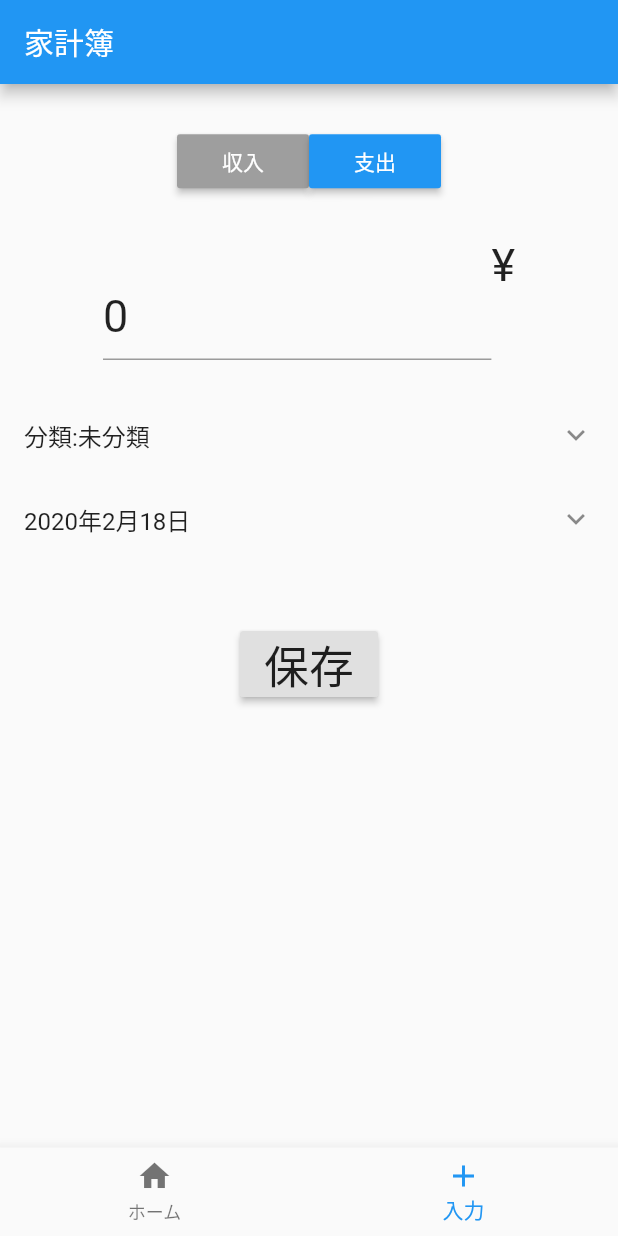
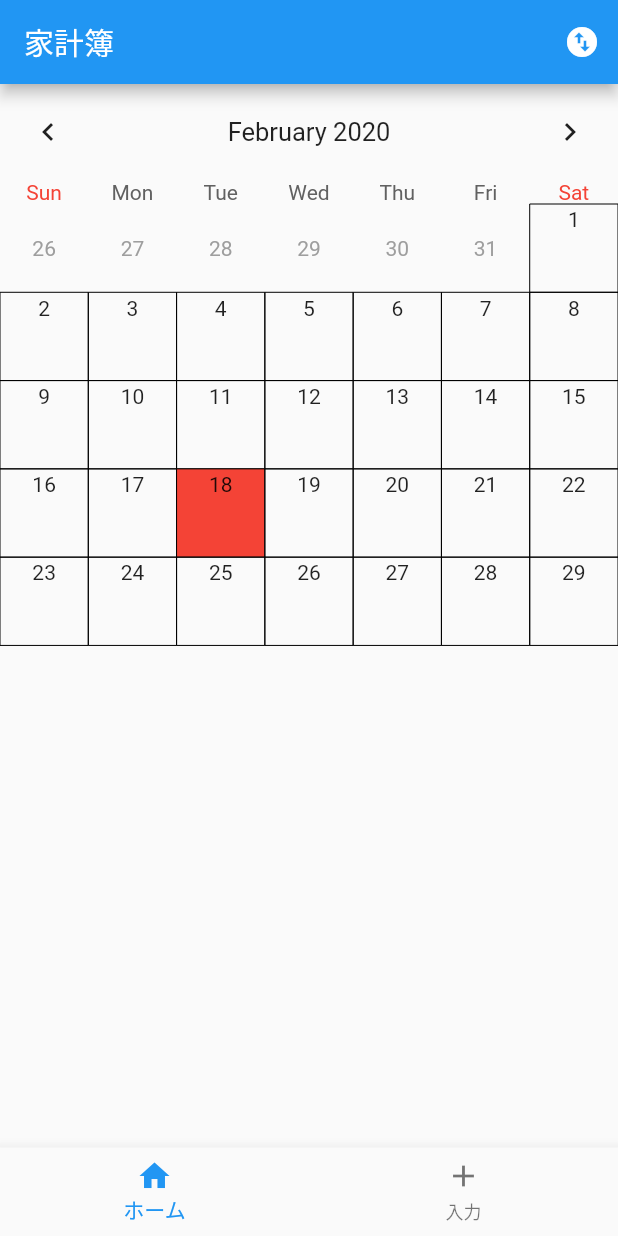
Before and after one commit to shogoemon/flutter_expenses_app, a Flutter app: the screen it shows after launch, item 2 of the bottom bar chosen, after a tap on "保存", on a phone screen of 412 x 824 dp. Run offline on Flutter 3.47's test engine with Material 2 defaults, Android fonts, the phone set to English and light mode, and no system bars; drawn by our look-alikes of keyboard_actions, table_calendar; our stand-ins replace flutter_datetime_picker, shared_preferences, sqflite; accounts and stored records are empty.

Commit message:
データ編集機能、削除機能の作成

```diff
--- a/lib/EditExpense.dart
+++ b/lib/EditExpense.dart
@@ -8,15 +8,17 @@ import './db/Database.dart';
 import 'package:flutter_datetime_picker/flutter_datetime_picker.dart';
 
 class EditExpensePage extends StatefulWidget {
-  EditExpensePage({this.updateData});
-  final ExpenseObj updateData;
+  EditExpensePage({this.updateData,this.onTapBottomNavigation});
+  final String updateData;
+  final Function onTapBottomNavigation;
   @override
-  _EditExpenseState createState() => _EditExpenseState();
+  _EditExpenseState createState() => _EditExpenseState(updateData: updateData,onTapBottomNavigation: onTapBottomNavigation);
 }
 
 class _EditExpenseState extends State<EditExpensePage> {
-  _EditExpenseState({this.updateData});
-  ExpenseObj updateData;
+  _EditExpenseState({this.updateData,this.onTapBottomNavigation});
+  Function onTapBottomNavigation;
+  String updateData;
   final priceFormKey = new GlobalKey<_PriceInputFormState>();
 
   @override
@@ -29,7 +31,7 @@ class _EditExpenseState extends State<EditExpensePage> {
     super.dispose();
   }
 
-  Future insetData()async{
+  Future insertData()async{
     if(updateData==null){
       //追加
       //oldData[0]
@@ -45,7 +47,7 @@ class _EditExpenseState extends State<EditExpensePage> {
     }else{
       //更新
       await ExpensesTableDB.updateData(
-          createTime:updateData.createTime.toString(),
+          createTime:updateData,
           year: EditorInputtedData.selectedDay.year.toString(),
           month: EditorInputtedData.selectedDay.month.toString(),
           day: EditorInputtedData.selectedDay.day.toString(),
@@ -77,9 +79,15 @@ class _EditExpenseState extends State<EditExpensePage> {
                     ),
                   ),
                   onPressed: () {
-                    insetData();
+                    insertData();
+                    FocusScope.of(context).requestFocus(FocusNode());
                     EditorInputtedData.inputPrice=0;
                     priceFormKey.currentState.setPrice();
+                    if(updateData!=null){
+                      Navigator.of(context).pop(true);
+                    }else{
+                      onTapBottomNavigation(0);
+                    }
                   },
                 ),
               ),
--- a/lib/EditorState.dart
+++ b/lib/EditorState.dart
@@ -4,6 +4,7 @@ class EditorInputtedData{
   static int inputPrice=0;
   static String selectedCategory;
   static DateTime selectedDay=DateTime.now();
+  static DateTime calendarSelectedDay=DateTime.now();
   static List<String> categoryList = [
     '未分類',
     '食費',
--- a/lib/ExpenseOrganizePage.dart
+++ b/lib/ExpenseOrganizePage.dart
@@ -2,13 +2,15 @@ import 'package:flutter/material.dart';
 import 'package:table_calendar/table_calendar.dart';
 import 'package:flutter/cupertino.dart';
 import './db/Database.dart';
+import './ReEditExpense.dart';
+import './EditorState.dart';
 
-class ExpenseOrganizePage extends StatefulWidget {
+class ExpenseCalendarPage extends StatefulWidget {
   @override
-  _OrganizeState createState() => _OrganizeState();
+  _CalendarState createState() => _CalendarState();
 }
 
-class _OrganizeState extends State<ExpenseOrganizePage>
+class _CalendarState extends State<ExpenseCalendarPage>
     with TickerProviderStateMixin {
   CalendarController calendarCtrl;
   AnimationController _animationController;
@@ -25,36 +27,55 @@ class _OrganizeState extends State<ExpenseOrganizePage>
       duration: const Duration(milliseconds: 400),
     );
     _animationController.forward();
-    loadDB(DateTime.now());
+    loadDB(EditorInputtedData.calendarSelectedDay).then((selectedDay) {
+      List<dynamic> events = expenseSetMap[
+          DateTime(selectedDay.year, selectedDay.month, selectedDay.day)];
+      events ??= [];
+      expenseListKey.currentState.buildListTiles(selectedDay, events);
+    });
   }
 
   Future loadDB(DateTime selectedDay) async {
-    int sameDayNum=0;
+    int sameDayNum = 0;
     await ExpensesTableDB.connectDB();
 //DateTime.now()
     expenseSetMap = {};
     monthExpenseDB = await ExpensesTableDB.getMonthData(
         selectedDay.year.toString(), selectedDay.month.toString());
     monthExpenseDB.forEach((expenses) {
-      if(sameDayNum==expenses['day']){
+      if (sameDayNum == expenses['day']) {
         //print(expenses['createTime']);
         expenseSetMap[
                 DateTime(expenses['year'], expenses['month'], expenses['day'])]
-            .add(expenses['createTime']+'.:.'+expenses['category']+'.:.'+expenses['inOrOut']+'.:.'+expenses['price']);
-      }else{
+            .add(expenses['createTime'] +
+                '.:.' +
+                expenses['category'] +
+                '.:.' +
+                expenses['inOrOut'] +
+                '.:.' +
+                expenses['price']);
+      } else {
         expenseSetMap.addAll({
           DateTime(expenses['year'], expenses['month'], expenses['day']): [
-            expenses['createTime']+'.:.'+expenses['category']+'.:.'+expenses['inOrOut']+'.:.'+expenses['price']
+            expenses['createTime'] +
+                '.:.' +
+                expenses['category'] +
+                '.:.' +
+                expenses['inOrOut'] +
+                '.:.' +
+                expenses['price']
           ]
         });
       }
-      sameDayNum=expenses['day'];
+      sameDayNum = expenses['day'];
     });
     setState(() {
       expenseSetMap = expenseSetMap;
     });
-    //print(expenseSetMap);
+    return selectedDay;
   }
+
+  Map<DateTime, List> expenseSetMapGetter() => expenseSetMap;
 
   @override
   void dispose() {
@@ -68,8 +89,8 @@ class _OrganizeState extends State<ExpenseOrganizePage>
     return Column(
       children: <Widget>[
         TableCalendar(
+          initialSelectedDay: EditorInputtedData.calendarSelectedDay,
           onVisibleDaysChanged: (firstDay, lastDay, format) {
-           // print('monthChanged');
             if (firstDay.day > 20) {
               loadDB(lastDay);
             } else {
@@ -93,10 +114,6 @@ class _OrganizeState extends State<ExpenseOrganizePage>
                 children: <Widget>[
                   Text('${date.day}',
                       style: TextStyle().copyWith(fontSize: 14.0)),
-//                  Expanded(
-//                    child: Text('合計 100000000円',
-//                        style: TextStyle().copyWith(fontSize: 12.0)),
-//                  )
                 ],
               ),
             );
@@ -134,31 +151,27 @@ class _OrganizeState extends State<ExpenseOrganizePage>
                 children: <Widget>[
                   Text('${date.day}',
                       style: TextStyle().copyWith(fontSize: 14.0)),
-//                  Expanded(
-//                    child: Text('合計 100000000円',
-//                        style: TextStyle().copyWith(fontSize: 12.0)),
-//                  )
                 ],
               ),
             );
           }, markersBuilder: (context, date, expenseSet, holidays) {
             final children = <Widget>[];
-            int oneDayIncome=0;
-            int oneDayOutgo=0;
-            String dayTotalLabel='';
+            int oneDayIncome = 0;
+            int oneDayOutgo = 0;
+            String dayTotalLabel = '';
             expenseSet.forEach((element) {
-              List<String> anExpense=element.split('.:.');
-              if(anExpense[2]=='true'){
-                oneDayOutgo+=int.parse(anExpense[3]);
-              }else{
-                oneDayIncome+=int.parse(anExpense[3]);
+              List<String> anExpense = element.split('.:.');
+              if (anExpense[2] == 'true') {
+                oneDayOutgo += int.parse(anExpense[3]);
+              } else {
+                oneDayIncome += int.parse(anExpense[3]);
               }
             });
-            if(oneDayIncome!=0){
-              dayTotalLabel+='+'+oneDayIncome.toString()+'\n';
+            if (oneDayIncome != 0) {
+              dayTotalLabel += '+' + oneDayIncome.toString() + '\n';
             }
-            if(oneDayOutgo!=0){
-              dayTotalLabel+='-'+oneDayOutgo.toString();
+            if (oneDayOutgo != 0) {
+              dayTotalLabel += '-' + oneDayOutgo.toString();
             }
             if (expenseSet.isNotEmpty) {
               children.add(Positioned(
@@ -185,12 +198,12 @@ class _OrganizeState extends State<ExpenseOrganizePage>
             return children;
           }),
           onDaySelected: (day, events) {
-            //print(expenseListKey.currentState.dayExpensesTiles);
-            expenseListKey.currentState.buildListTiles(events);
+            EditorInputtedData.calendarSelectedDay=day;
+            expenseListKey.currentState.buildListTiles(day, events);
           },
         ),
         Expanded(
-          child: ExpenseList(key: expenseListKey,),
+          child: ExpenseList(loadDB, expenseSetMapGetter, key: expenseListKey),
         )
       ],
     );
@@ -198,26 +211,38 @@ class _OrganizeState extends State<ExpenseOrganizePage>
 }
 
 class ExpenseList extends StatefulWidget {
-  ExpenseList({Key key}) : super(key: key);
+  ExpenseList(this.reLoadDB, this.expenseSetMapGetter, {Key key})
+      : super(key: key);
+  final Function reLoadDB;
+  final Function expenseSetMapGetter;
   @override
-  _ExpenseListState createState() => new _ExpenseListState();
+  _ExpenseListState createState() =>
+      new _ExpenseListState(reLoadDB, expenseSetMapGetter);
 }
 
 class _ExpenseListState extends State<ExpenseList> {
-  List<Widget> dayExpensesTiles=[];
+  _ExpenseListState(this.reLoadDB, this.expenseSetMapGetter);
+  Function reLoadDB;
+  final Function expenseSetMapGetter;
+  DateTime selectedDay;
+  List<Widget> dayExpensesTiles = [];
 
-  void buildListTiles(List<dynamic> tileInfos){
-    List<Widget> listTiles=[];
+  void buildListTiles(DateTime selectedDay, List<dynamic> tileInfos) {
+    List<Widget> listTiles = [];
     String inOrOutLabel;
+    int oneDayIncome = 0;
+    int oneDayOutgo = 0;
     tileInfos.forEach((element) {
-      List<String> tileLabels=element.split('.:.');
-      if(tileLabels[2]=='true'){
-        inOrOutLabel='-';
-      }else{
-        inOrOutLabel="+";
+      List<String> tileLabels = element.split('.:.');
+      if (tileLabels[2] == 'true') {
+        inOrOutLabel = '-';
+        oneDayOutgo += int.parse(tileLabels[3]);
+      } else {
+        inOrOutLabel = "+";
+        oneDayIncome += int.parse(tileLabels[3]);
       }
-      listTiles.add(
-          ListTile(title: Row(
+      listTiles.add(ListTile(
+        title: Row(
           children: <Widget>[
             Expanded(
               flex: 1,
@@ -225,14 +250,51 @@ class _ExpenseListState extends State<ExpenseList> {
             ),
             Expanded(
               flex: 1,
-                child: Text(inOrOutLabel+tileLabels[3]+'円'),
+              child: Text(inOrOutLabel + tileLabels[3] + '円'),
             ),
           ],
-          ),)
-      );
+        ),
+        onTap: () {
+          EditorInputtedData.outOrInBool = (tileLabels[2] == 'true');
+          EditorInputtedData.inputPrice = int.parse(tileLabels[3]);
+          EditorInputtedData.selectedCategory = tileLabels[1];
+          EditorInputtedData.selectedDay = selectedDay;
+          Navigator.of(context)
+              .push(MaterialPageRoute(
+                  builder: (context) => ReEditExpensePage(tileLabels[0])))
+              .then((value) {
+            if (value) {
+              reLoadDB(selectedDay).then((selectedDay) {
+                List<dynamic> events = expenseSetMapGetter()[DateTime(
+                    selectedDay.year, selectedDay.month, selectedDay.day)];
+                events ??= [];
+                buildListTiles(selectedDay, events);
               });
+            }
+            // buildListTiles(selectedDay,);
+          });
+        },
+      ));
+    });
+    listTiles = <Widget>[
+          ListTile(
+            title: Row(
+              children: <Widget>[
+                Expanded(
+                  flex: 1,
+                  child: Text('収入:+' + oneDayIncome.toString() + '円'),
+                ),
+                Expanded(
+                  flex: 1,
+                  child: Text('支出:-' + oneDayOutgo.toString() + '円'),
+                ),
+              ],
+            ),
+          ),
+        ] +
+        listTiles;
     setState(() {
-      dayExpensesTiles=listTiles;
+      dayExpensesTiles = listTiles;
     });
   }
 
--- a/lib/db/Database.dart
+++ b/lib/db/Database.dart
@@ -76,6 +76,11 @@ class ExpensesTableDB {
     );
   }
 
+  static Future deleteData(String createTime) async {
+    return await connectedDB.delete('expensesTable',
+        where: 'createTime=?', whereArgs: [createTime]);
+  }
+
   static Future getMonthData(String year, String month) async {
     //SELECTを加えてソート
     return await connectedDB.query('expensesTable',
--- a/lib/main.dart
+++ b/lib/main.dart
@@ -1,6 +1,7 @@
 import 'package:flutter/material.dart';
 import './ExpenseOrganizePage.dart';
 import './EditExpense.dart';
+import './ExpenseGraph.dart';
 
 void main() => runApp(MyApp());
 
@@ -13,7 +14,6 @@ class MyApp extends StatelessWidget {
       theme: ThemeData(
         primarySwatch: Colors.blue,
       ),
-      //home: MyHomePage(),
       home: MyHomePage(),
     );
   }
@@ -28,17 +28,67 @@ class MyHomePage extends StatefulWidget {
 class _MyHomePageState extends State<MyHomePage> {
   PageController pageCtrl;
   int currentPageNum=0;
+  String appBarLabel='';
+  List<Widget> widgetPages=[];
+  List<Widget> appbarIcons=[];
+  Widget appbarIconData=Icon(Icons.swap_vertical_circle);
+  bool appbarIconBool=true;
 
   @override
   void initState() {
     super.initState();
     pageCtrl=new PageController();
+    if(this.currentPageNum==0){
+      setState(() {
+        this.appBarLabel='家計簿';
+        appbarIcons=buildAppbarIcon();
+      });
+    }else{
+      setState(() {
+        this.appBarLabel='追加';
+        appbarIcons=[];
+      });
+    }
+    widgetPages=[
+      ExpenseCalendarPage(),
+      EditExpensePage(onTapBottomNavigation:onTapBottomNavigation),
+    ];
+    appbarIcons=buildAppbarIcon();
   }
 
   @override
   void dispose() {
     pageCtrl.dispose();
     super.dispose();
+  }
+
+  void switchHomePage({bool isGraph}){
+    if(isGraph){
+      setState(() {
+        widgetPages=[
+          ExpenseGraphPage(),
+          EditExpensePage(onTapBottomNavigation:onTapBottomNavigation)
+        ];
+      });
+    }else{
+      setState(() {
+        widgetPages=[
+          ExpenseCalendarPage(),
+          EditExpensePage(onTapBottomNavigation:onTapBottomNavigation)
+        ];
+      });
+    }
+  }
+
+  void switchAppbarIcon(){
+    if(appbarIconBool){
+        appbarIconData=Icon(Icons.calendar_today);
+    }else{
+        appbarIconData=Icon(Icons.swap_vertical_circle);
+    }
+    setState(() {
+      appbarIcons=buildAppbarIcon();
+    });
   }
 
   void onTapBottomNavigation(int page) {
@@ -49,10 +99,24 @@ class _MyHomePageState extends State<MyHomePage> {
     );
   }
 
+  List<Widget> buildAppbarIcon(){
+    return [IconButton(
+      icon: appbarIconData,
+      onPressed: (){
+        switchAppbarIcon();
+        switchHomePage(isGraph:appbarIconBool);
+        appbarIconBool=!appbarIconBool;
+      },
+    )];
+  }
+
   @override
   Widget build(BuildContext context) {
     return Scaffold(
-      appBar: AppBar(title: Text("家計簿"),),
+      appBar: AppBar(
+        title: Text(appBarLabel),
+        actions: appbarIcons,
+      ),
       body: new PageView(
         physics:new NeverScrollableScrollPhysics(),
         controller: pageCtrl,
@@ -60,11 +124,19 @@ class _MyHomePageState extends State<MyHomePage> {
           setState(() {
             this.currentPageNum=tappedPageNum;
           });
+          if(this.currentPageNum==0){
+            setState(() {
+              this.appBarLabel='家計簿';
+              appbarIcons=buildAppbarIcon();
+            });
+          }else{
+            setState(() {
+              this.appBarLabel='追加';
+              appbarIcons=[];
+            });
+          }
         },
-        children: <Widget>[
-          ExpenseOrganizePage(),
-          EditExpensePage(),
-        ],
+        children: widgetPages,
       ),
       bottomNavigationBar: BottomNavigationBar(
 
@@ -84,20 +156,3 @@ class _MyHomePageState extends State<MyHomePage> {
     );
   }
 }
-
-class ExpenseList extends StatefulWidget{
-  @override
-  _ExpenseListState createState()=> new _ExpenseListState();
-}
-
-class _ExpenseListState extends State<ExpenseList>{
-  @override
-  Widget build(BuildContext context) {
-    return ListView(
-      children: <Widget>[
-        ListTile(title: Text('abc'),),
-        ListTile(title: Text('abc'),),
-      ],
-    );
-  }
-}
--- a/pubspec.yaml
+++ b/pubspec.yaml
@@ -7,6 +7,7 @@ environment:
   sdk: ">=2.1.0 <3.0.0"
 
 dependencies:
+  month_picker_strip: ^0.0.3
   flutter_datetime_picker: ^1.3.4
   sqflite: ^1.1.7+3
   path: ^1.6.4
```
Also changed, not shown: lib/ExpenseGraph.dart (added, +13 -0 lines), lib/ReEditExpense.dart (added, +55 -0 lines), pubspec.lock, 1 other file. Lines whose indentation alone changed are shown as unchanged.
